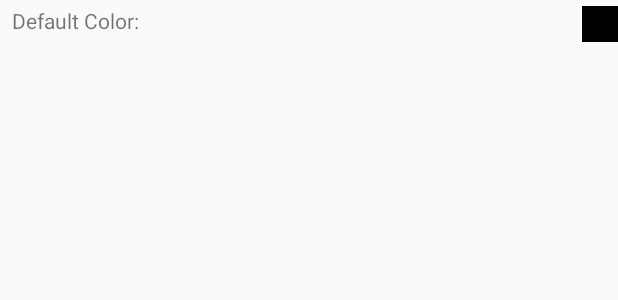
After one commit to renyuneyun/ColorSniffer, an Android app: the layout part_default_color.xml on its own in the app's theme, with its tools: preview values and no code run, on a phone screen of 412 x 824 dp. The commit adds this screen. Shown: the top 300 px of the screen. Run offline under Robolectric (Android 15) with nearby library versions, the phone set to English and light mode, and no system bars.

Commit message:
Add default color to form

```diff
--- a/app/build.gradle
+++ b/app/build.gradle
@@ -31,6 +31,7 @@ dependencies {
     implementation 'androidx.constraintlayout:constraintlayout:1.1.3'
     implementation 'androidx.palette:palette:1.0.0'
     implementation 'com.ernestoyaquello.stepperform:vertical-stepper-form:2.2.3'
+    implementation 'com.rarepebble:colorpicker:3.0.1'
     testImplementation 'junit:junit:4.12'
     androidTestImplementation 'androidx.test.ext:junit:1.1.0'
     androidTestImplementation 'androidx.test.espresso:espresso-core:3.1.1'
--- a/app/src/main/java/ryey/colorsniffer/FormActivity.kt
+++ b/app/src/main/java/ryey/colorsniffer/FormActivity.kt
@@ -21,11 +21,13 @@ class FormActivity : AppCompatActivity(), FormFragment.ResultListener {
     }
 
     override fun onCompleted(
+        defaultColor: Int,
         coloringMethod: ColoringMethod,
         launcherActivityInfoList: List<LauncherActivityInfo>
     ) {
         Toast.makeText(this, "Form completed with coloring method <%s>".format(coloringMethod), Toast.LENGTH_LONG).show()
         val intent = Intent()
+        intent.putExtra(KEY_DEFAULT_COLOR, defaultColor)
         for (launcherActivityInfo in launcherActivityInfoList) {
             intent.putExtra(launcherActivityInfo.klass, ColoringMethod.color(launcherActivityInfo, coloringMethod))
         }
@@ -38,4 +40,8 @@ class FormActivity : AppCompatActivity(), FormFragment.ResultListener {
         setResult(Activity.RESULT_CANCELED)
         finish()
     }
+
+    companion object {
+        const val KEY_DEFAULT_COLOR = "default_color_for_apps"
+    }
 }
--- a/app/src/main/java/ryey/colorsniffer/MainActivity.kt
+++ b/app/src/main/java/ryey/colorsniffer/MainActivity.kt
@@ -27,7 +27,7 @@ class MainActivity : AppCompatActivity() {
             putToClipboard(text)
         }
 
-        radioGroup.setOnCheckedChangeListener { group, checkedId ->
+        radioGroup.setOnCheckedChangeListener { _, checkedId ->
             when (checkedId) {
                 R.id.radioButton_dominate -> {
                     adapter.coloringMethod = ColoringMethod.dominantColor
--- /dev/null
+++ b/app/src/main/res/layout/part_default_color.xml
@@ -0,0 +1,34 @@
+<?xml version="1.0" encoding="utf-8"?>
+<LinearLayout xmlns:android="http://schemas.android.com/apk/res/android"
+    xmlns:app="http://schemas.android.com/apk/res-auto"
+    xmlns:tools="http://schemas.android.com/tools"
+    android:id="@+id/layout"
+    android:layout_width="match_parent"
+    android:layout_height="wrap_content"
+    android:layout_marginStart="@dimen/margin_horizontal"
+    android:layout_marginTop="@dimen/margin_vertical"
+    android:layout_marginBottom="@dimen/margin_vertical"
+    android:orientation="horizontal">
+
+    <TextView
+        android:id="@+id/textView_default_color"
+        android:layout_width="0dp"
+        android:layout_height="match_parent"
+        android:layout_weight="1"
+        android:text="Default Color:"
+        tools:layout_conversion_absoluteHeight="19dp"
+        tools:layout_conversion_absoluteWidth="58dp"
+        tools:layout_editor_absoluteX="0dp"
+        tools:layout_editor_absoluteY="0dp" />
+
+    <ImageView
+        android:id="@+id/imageView_default_color"
+        android:layout_width="@dimen/size_color"
+        android:layout_height="@dimen/size_color"
+        app:srcCompat="@android:color/black"
+        tools:layout_conversion_absoluteHeight="24dp"
+        tools:layout_conversion_absoluteWidth="24dp"
+        tools:layout_editor_absoluteX="58dp"
+        tools:layout_editor_absoluteY="0dp"
+        android:contentDescription="Preview of default Color" />
+</LinearLayout>
```
Also changed, not shown: app/src/main/java/ryey/colorsniffer/DefaultColorStep.kt (added, +67 -0 lines), app/src/main/java/ryey/colorsniffer/FormFragment.kt (+8 -3 lines).
